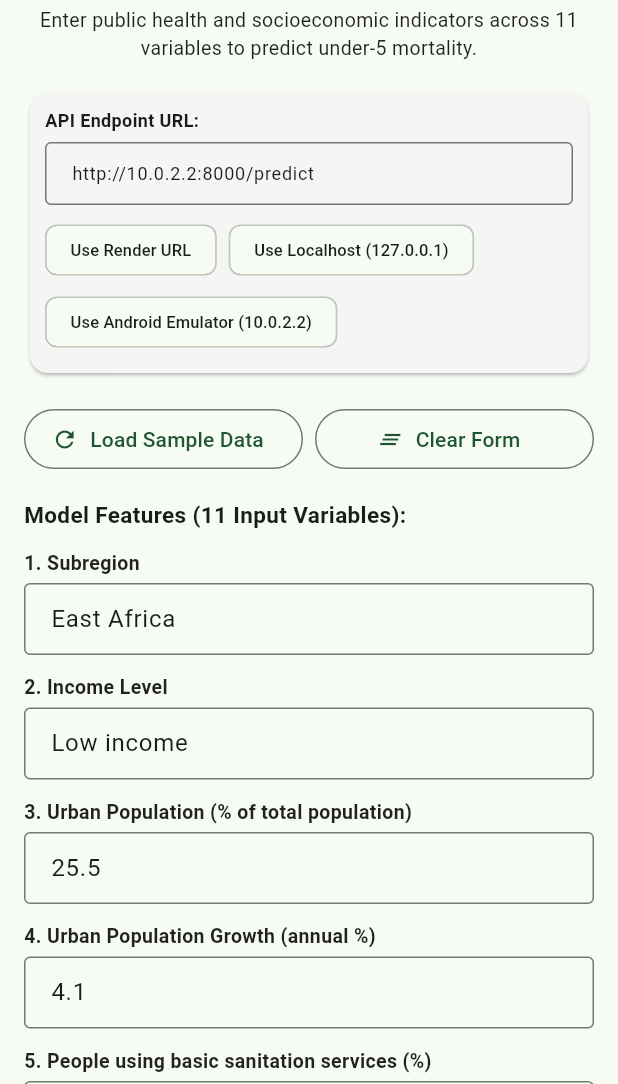
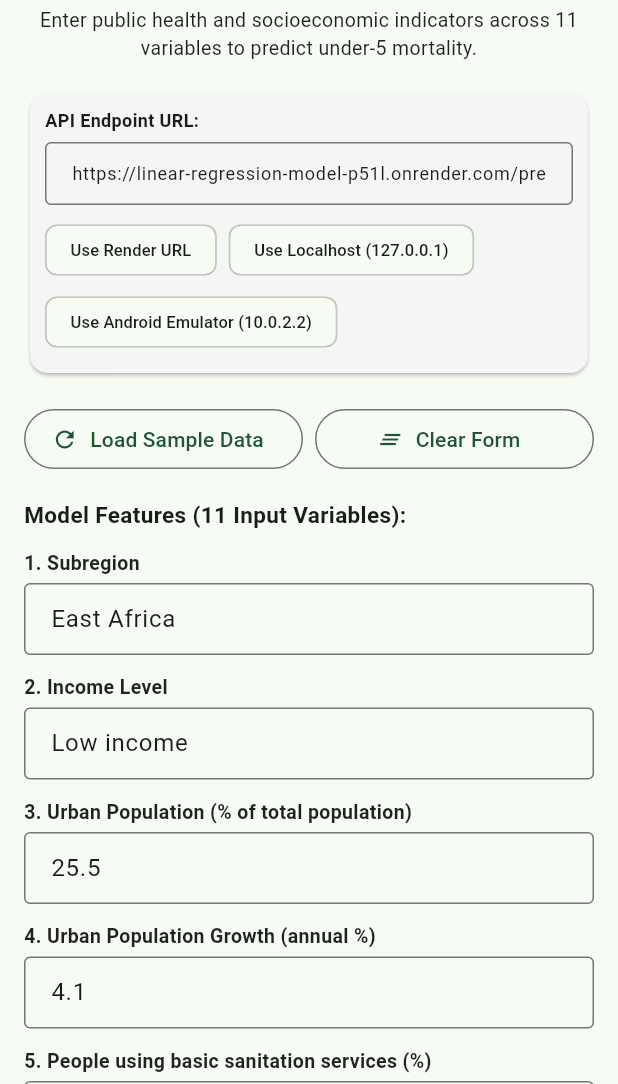
Before and after one commit to Bior-Majok/linear_regression_model, a Flutter app: the screen it shows after launch, on a phone screen of 412 x 824 dp, the part 152-1236 px from its top. Run offline on Flutter 3.47's test engine with Material 3 defaults, Android fonts, the phone set to English and light mode, and no system bars.

Commit message:
Update live Render API URLs across README, CORS, and Flutter app

```diff
--- a/summative/FlutterApp/lib/main.dart
+++ b/summative/FlutterApp/lib/main.dart
@@ -39,11 +39,9 @@ class PredictionScreen extends StatefulWidget {
 }
 
 class _PredictionScreenState extends State<PredictionScreen> {
-  // API Endpoint configuration: auto-detects Web (127.0.0.1) vs Android emulator (10.0.2.2)
+  // API Endpoint configuration: defaults to live Render API
   final TextEditingController _apiUrlController = TextEditingController(
-    text: kIsWeb
-        ? 'http://127.0.0.1:8000/predict'
-        : 'http://10.0.2.2:8000/predict',
+    text: 'https://linear-regression-model-p51l.onrender.com/predict',
   );
 
   // Controllers for all 11 model features
@@ -315,7 +313,7 @@ class _PredictionScreenState extends State<PredictionScreen> {
                             onPressed: () {
                               setState(() {
                                 _apiUrlController.text =
-                                    'https://linear-regression-model-api.onrender.com/predict';
+                                    'https://linear-regression-model-p51l.onrender.com/predict';
                               });
                             },
                           ),
```
Also changed, not shown: 3 other files.
